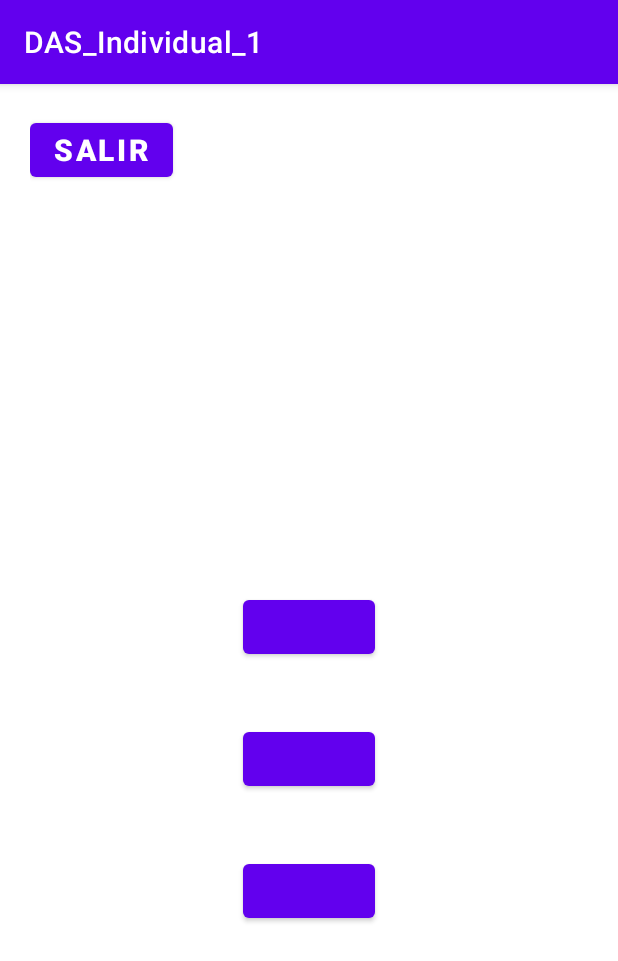
After one commit to josuf6/DAS_Individual_2, an Android app: the JuegoActivity screen opened directly, with no data from a screen before it, on a phone screen of 412 x 824 dp. The commit adds this screen. Shown: the top 961 px of the screen. Run offline under Robolectric (Android 15) with nearby library versions, the phone set to English and light mode, and no system bars.

Commit message:
Actividad Juego creada

```diff
--- a/app/src/main/AndroidManifest.xml
+++ b/app/src/main/AndroidManifest.xml
@@ -18,6 +18,7 @@
                 <category android:name="android.intent.category.LAUNCHER" />
             </intent-filter>
         </activity>
+        <activity android:label="@string/app_name" android:name=".JuegoActivity"/>
     </application>
 
 </manifest>
--- /dev/null
+++ b/app/src/main/java/com/example/das_individual_1/JuegoActivity.java
@@ -0,0 +1,28 @@
+package com.example.das_individual_1;
+
+import android.content.Intent;
+import android.os.Bundle;
+import android.util.Log;
+import android.view.View;
+import android.widget.AdapterView;
+import android.widget.ListView;
+import android.widget.TextView;
+
+import androidx.appcompat.app.AppCompatActivity;
+
+public class JuegoActivity extends AppCompatActivity {
+
+    private String continente;
+
+    @Override
+    protected void onCreate(Bundle savedInstanceState) {
+        super.onCreate(savedInstanceState);
+        setContentView(R.layout.activity_juego);
+
+        //guardamos la información pasada desde el menu
+        Bundle extras = getIntent().getExtras();
+        if (extras != null) {
+            continente = extras.getString("continente");
+        }
+    }
+}
--- a/app/src/main/java/com/example/das_individual_1/MainActivity.java
+++ b/app/src/main/java/com/example/das_individual_1/MainActivity.java
@@ -24,5 +24,20 @@ public class MainActivity extends AppCompatActivity {
         continentes = (ListView) findViewById(R.id.continentes); //crea el ListView en el que se mostrarán continentes con iconos y nombres
         AdaptadorListView adaptadorLV = new AdaptadorListView(getApplicationContext(), nombres, imagenes); //Al ser un ListView personalizado se utiliza un objeto adaptador
         continentes.setAdapter(adaptadorLV); //se relaciona el adaptador con el ListView
+
+        this.continentesLVListener(); //Configurar listener del ListView "continentes"
+    }
+
+    private void continentesLVListener() {
+        //Listener del ListView "continentes"
+        //Dependiendo de la fila que se clicke llamara a la actividad del juego con la información del continente seleccionado
+        this.continentes.setOnItemClickListener(new AdapterView.OnItemClickListener() {
+            @Override
+            public void onItemClick(AdapterView<?> adapterView, View view, int i, long l) {
+                Intent intent = new Intent(MainActivity.this, JuegoActivity.class);
+                intent.putExtra("continente", ((TextView)view.findViewById(R.id.nombre_continente)).getText().toString());
+                startActivity(intent);
+            }
+        });
     }
 }
--- /dev/null
+++ b/app/src/main/res/layout/activity_juego.xml
@@ -0,0 +1,97 @@
+<?xml version="1.0" encoding="utf-8"?>
+<LinearLayout xmlns:android="http://schemas.android.com/apk/res/android"
+    xmlns:app="http://schemas.android.com/apk/res-auto"
+    xmlns:tools="http://schemas.android.com/tools"
+    android:layout_width="match_parent"
+    android:layout_height="match_parent"
+    android:orientation="vertical"
+    tools:context=".JuegoActivity">
+
+    <LinearLayout
+        android:layout_width="match_parent"
+        android:layout_height="80dp"
+        android:gravity="left"
+        android:paddingLeft="20dp"
+        android:paddingTop="20dp">
+
+        <!--Button usado para salir de la partida-->
+        <Button
+            android:id="@+id/salir_btn"
+            android:layout_width="wrap_content"
+            android:layout_height="wrap_content"
+            android:text="Salir"
+            android:textAlignment="center"
+            android:textSize="20sp"
+            android:textStyle="bold" />
+    </LinearLayout>
+
+    <LinearLayout
+        android:layout_width="match_parent"
+        android:layout_height="220dp"
+        android:gravity="center">
+
+        <!--ImageView usado para mostrar banderas-->
+        <ImageView
+            android:id="@+id/bandera"
+            android:layout_width="wrap_content"
+            android:layout_height="200dp" />
+
+        <!--ListView usado para las opciones de respuesta-->
+    </LinearLayout>
+
+    <LinearLayout
+        android:layout_width="match_parent"
+        android:layout_height="300dp"
+        android:gravity="center"
+        android:orientation="vertical">
+
+        <!--Button usado para la primera opción de respuesta-->
+        <Button
+            android:id="@+id/opcion_1_btn"
+            android:layout_width="wrap_content"
+            android:layout_height="wrap_content"
+            android:layout_margin="20dp"
+            android:textAlignment="center"
+            android:textSize="20sp"
+            android:textStyle="bold" />
+
+        <!--Button usado para la segunda opción de respuesta-->
+        <Button
+            android:id="@+id/opcion_2_btn"
+            android:layout_width="wrap_content"
+            android:layout_height="wrap_content"
+            android:layout_margin="20dp"
+            android:textAlignment="center"
+            android:textSize="20sp"
+            android:textStyle="bold" />
+
+        <!--Button usado para la tercera opción de respuesta-->
+        <Button
+            android:id="@+id/opcion_3_btn"
+            android:layout_width="wrap_content"
+            android:layout_height="wrap_content"
+            android:layout_margin="20dp"
+            android:textAlignment="center"
+            android:textSize="20sp"
+            android:textStyle="bold" />
+    </LinearLayout>
+
+    <LinearLayout
+        android:layout_width="match_parent"
+        android:layout_height="match_parent"
+        android:gravity="center"
+        android:orientation="horizontal">
+
+        <!--Button usado para volver a jugar (cuando se termina la partida)-->
+        <Button
+            android:id="@+id/jugar_btn"
+            android:layout_width="wrap_content"
+            android:layout_height="wrap_content"
+            android:layout_margin="20dp"
+            android:text="Volver a jugar"
+            android:textAlignment="center"
+            android:textSize="20sp"
+            android:textStyle="bold"
+            android:visibility="invisible" />
+    </LinearLayout>
+</LinearLayout>
--- a/app/src/main/res/layout/fila.xml
+++ b/app/src/main/res/layout/fila.xml
@@ -6,11 +6,13 @@
     android:orientation="horizontal"
     android:padding="16dp">
 
+    <!--ImageView usado para mostrar los iconos de los continentes-->
     <ImageView
         android:id="@+id/imagen_continente"
         android:layout_width="75dp"
         android:layout_height="75dp" />
 
+    <!--TextView usado para mostrar los nombres de los continentes-->
     <TextView
         android:id="@+id/nombre_continente"
         android:layout_width="match_parent"
```
